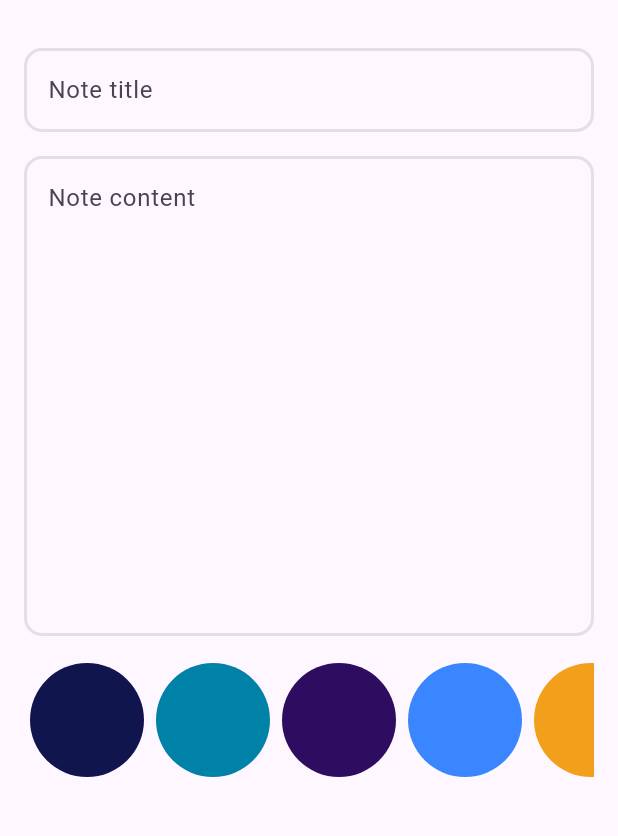
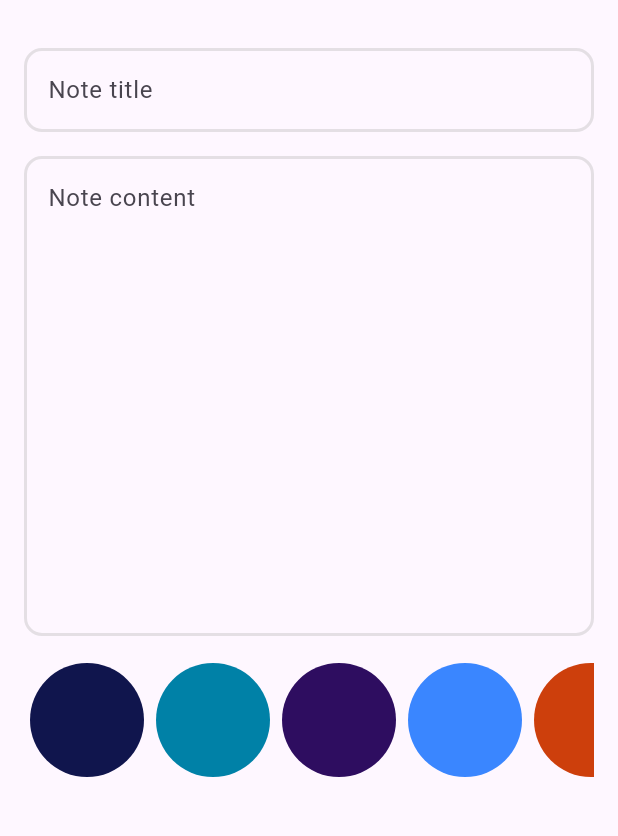
Before and after one commit to AliA5y/pretty_notes, a Flutter app: the EditNoteView screen opened directly with empty values, on a phone screen of 412 x 824 dp, the part 81-917 px from its top. Run offline on Flutter 3.47's test engine with Material 3 defaults, Android fonts, the phone set to English and light mode, and no system bars; our stand-ins replace flutter_bloc, hive, hive_flutter, shared_preferences; accounts and stored records are empty.

Commit message:
modify colors list values

```diff
--- a/lib/constants.dart
+++ b/lib/constants.dart
@@ -8,6 +8,6 @@ List<Color> colors = [
   const Color(0xFF0081a7),
   const Color.fromARGB(255, 46, 13, 96),
   const Color(0xFF3A86FF),
-  const Color.fromARGB(255, 242, 160, 28),
-  const Color.fromARGB(255, 237, 35, 156),
+  const Color.fromARGB(255, 205, 63, 12),
+  const Color.fromARGB(255, 201, 3, 73),
 ];
```
